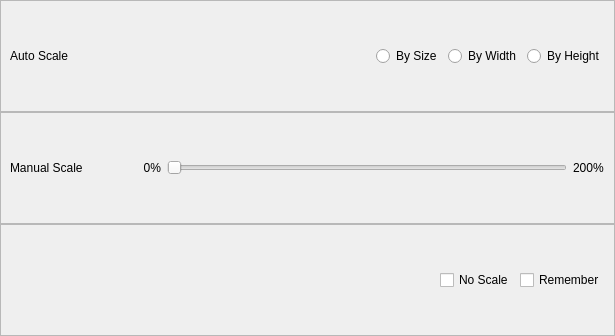
Above: src/gui/controll-bar-area/scale-setting.ui from haocxy/smooth-comic before the change. Below: the same form after it.
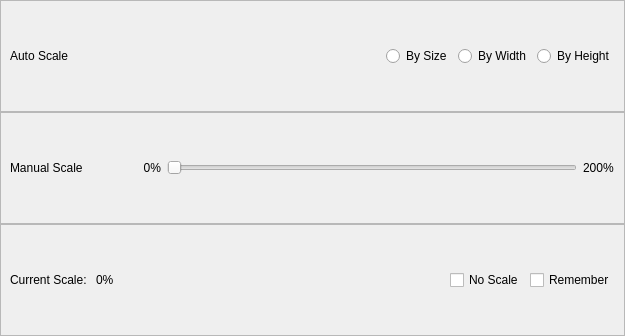
That is the form after the change.

Commit message: 调整缩放界面

```diff
--- a/src/gui/controll-bar-area/scale-setting.ui
+++ b/src/gui/controll-bar-area/scale-setting.ui
@@ -6,7 +6,7 @@
    <rect>
     <x>0</x>
     <y>0</y>
-    <width>611</width>
+    <width>625</width>
     <height>336</height>
    </rect>
   </property>
@@ -137,7 +137,7 @@
        <widget class="QSlider" name="horizontalSlider">
         <property name="minimumSize">
          <size>
-          <width>400</width>
+          <width>300</width>
           <height>0</height>
          </size>
         </property>
@@ -171,6 +171,20 @@
       <enum>QFrame::Raised</enum>
      </property>
      <layout class="QHBoxLayout" name="horizontalLayout_3">
+      <item>
+       <widget class="QLabel" name="label_5">
+        <property name="text">
+         <string>Current Scale: </string>
+        </property>
+       </widget>
+      </item>
+      <item>
+       <widget class="QLabel" name="currentScaleValue">
+        <property name="text">
+         <string>0%</string>
+        </property>
+       </widget>
+      </item>
       <item>
        <spacer name="horizontalSpacer_2">
         <property name="orientation">
```
